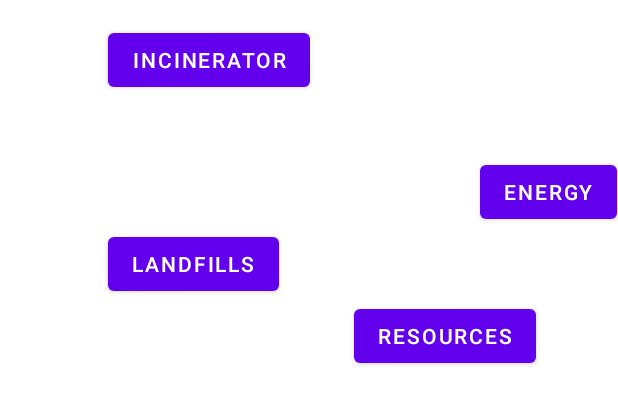
After one commit to RecyclingRaccoons/AppCode, an Android app: the layout activity_recycling_importance.xml on its own in the app's theme, with its tools: preview values and no code run, on a phone screen of 412 x 824 dp. The commit adds this screen. Shown: the top 404 px of the screen. Run offline under Robolectric (Android 15) with nearby library versions, the light colour scheme and no system bars.

Commit message:
Version 2

```diff
--- a/app/src/main/java/com/example/myapplication/MainActivity.java
+++ b/app/src/main/java/com/example/myapplication/MainActivity.java
@@ -23,4 +23,9 @@ public class MainActivity extends AppCompatActivity {
         Intent intent = new Intent(this, RecyclingCategories.class);
         startActivity(intent);
     }
+
+    public void recyclingImportance(View v) {
+        Intent intent2 = new Intent(this, RecyclingImportance.class);
+        startActivity(intent2);
+    }
 }
--- a/app/src/main/res/layout/activity_main.xml
+++ b/app/src/main/res/layout/activity_main.xml
@@ -41,6 +41,7 @@
         android:layout_marginStart="5dp"
         android:layout_marginTop="30dp"
         android:layout_marginEnd="5dp"
+        android:onClick="recyclingImportance"
         android:text="@string/importance"
         android:textSize="30sp"
         app:layout_constraintEnd_toEndOf="parent"
--- /dev/null
+++ b/app/src/main/res/layout/activity_recycling_importance.xml
@@ -0,0 +1,61 @@
+<?xml version="1.0" encoding="utf-8"?>
+<androidx.constraintlayout.widget.ConstraintLayout xmlns:android="http://schemas.android.com/apk/res/android"
+    xmlns:app="http://schemas.android.com/apk/res-auto"
+    xmlns:tools="http://schemas.android.com/tools"
+    android:id="@+id/transitionContainer"
+    android:layout_width="match_parent"
+    android:layout_height="match_parent">
+
+
+    <Button
+        android:id="@+id/landfill"
+        android:layout_width="wrap_content"
+        android:layout_height="wrap_content"
+        android:layout_marginStart="72dp"
+        android:layout_marginTop="152dp"
+        android:text="@string/landfill"
+        app:layout_constraintStart_toStartOf="parent"
+        app:layout_constraintTop_toTopOf="parent" />
+
+    <Button
+        android:id="@+id/incinerator"
+        android:layout_width="wrap_content"
+        android:layout_height="wrap_content"
+        android:layout_marginStart="72dp"
+        android:layout_marginTop="16dp"
+        android:text="@string/incinerator"
+        app:layout_constraintStart_toStartOf="parent"
+        app:layout_constraintTop_toTopOf="parent" />
+
+    <Button
+        android:id="@+id/resources"
+        android:layout_width="wrap_content"
+        android:layout_height="wrap_content"
+        android:layout_marginStart="236dp"
+        android:layout_marginTop="200dp"
+        android:text="@string/resources"
+        app:layout_constraintStart_toStartOf="parent"
+        app:layout_constraintTop_toTopOf="parent" />
+
+    <Button
+        android:id="@+id/energy"
+        android:layout_width="wrap_content"
+        android:layout_height="wrap_content"
+        android:layout_marginStart="320dp"
+        android:layout_marginTop="104dp"
+        android:text="@string/energy"
+        app:layout_constraintStart_toStartOf="parent"
+        app:layout_constraintTop_toTopOf="parent" />
+
+    <TextView
+        android:id="@+id/testVisible"
+        android:layout_width="547dp"
+        android:layout_height="242dp"
+        android:layout_marginStart="24dp"
+        android:layout_marginTop="288dp"
+        android:text="@string/landfill_info"
+        android:visibility="gone"
+        app:layout_constraintStart_toStartOf="parent"
+        app:layout_constraintTop_toTopOf="parent" />
+
+</androidx.constraintlayout.widget.ConstraintLayout>
--- a/app/src/main/res/values/strings.xml
+++ b/app/src/main/res/values/strings.xml
@@ -21,4 +21,10 @@
     <string name="glassCategoryCD">Glass Cup</string>
     <string name="metalCategory">Metal</string>
     <string name="metalCategoryCD">Metal Bars</string>
+
+    <string name="landfill">Landfills</string>
+    <string name="incinerator">Incinerator</string>
+    <string name="resources">Resources</string>
+    <string name="energy">Energy</string>
+    <string name="landfill_info">This is a test</string>
 </resources>
```
